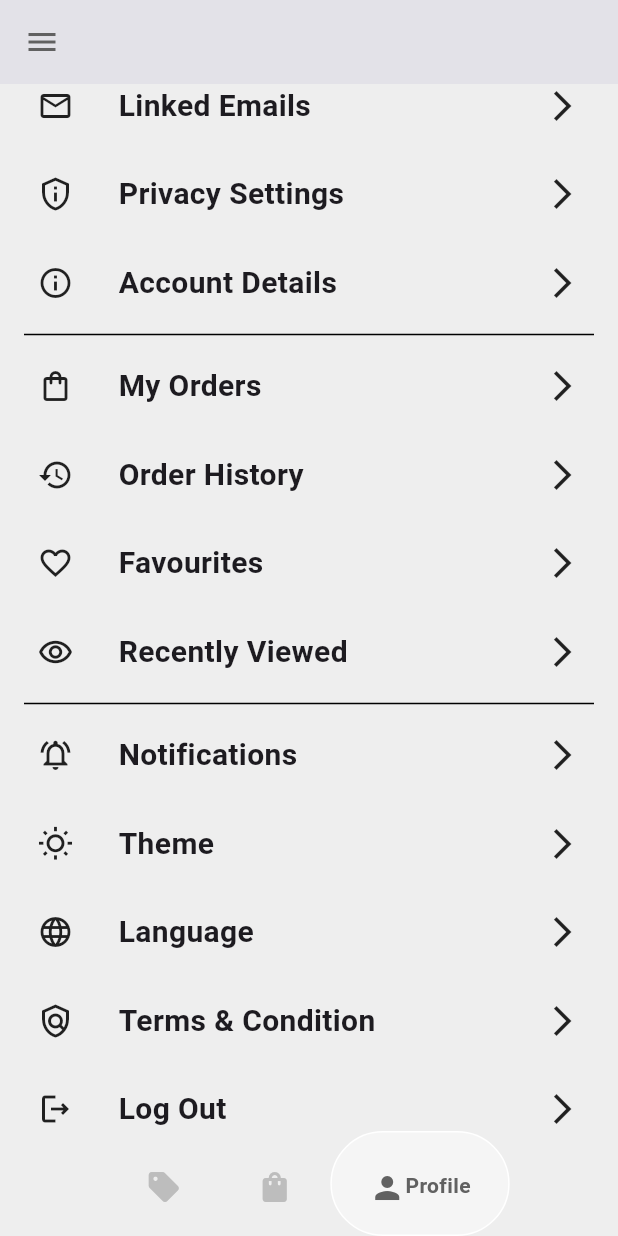
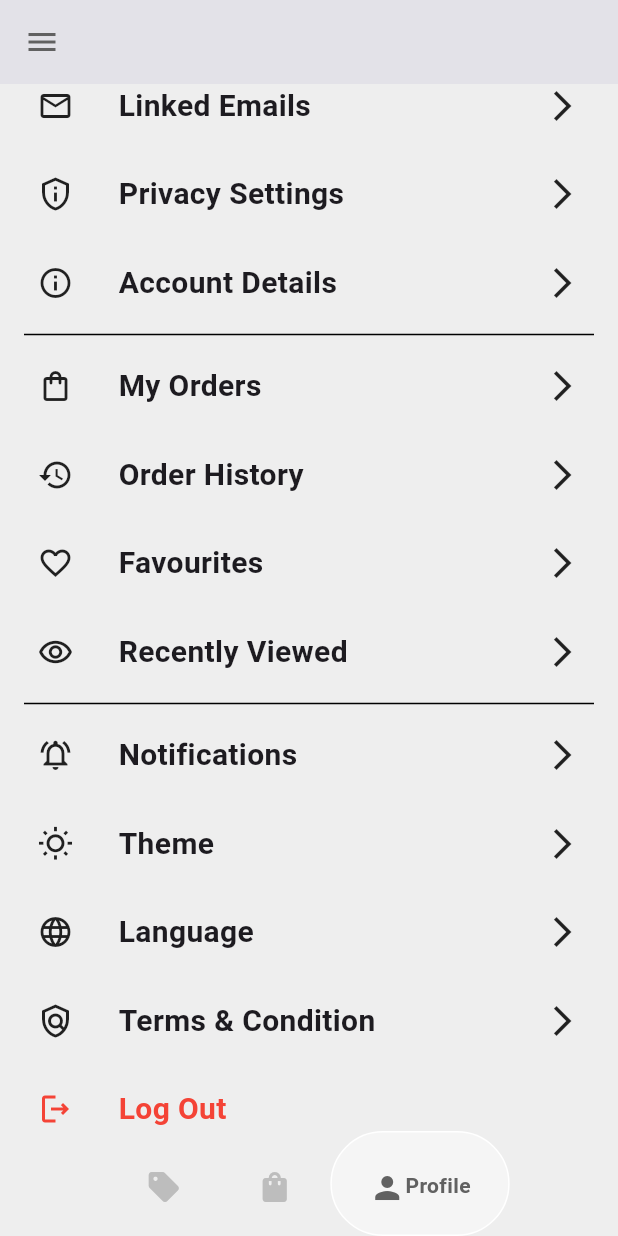
Before and after one commit to Tanishik/flutter-ecommerce-app, a Flutter app: the HomePage screen opened by its route, item 3 of the bottom bar chosen, scrolled down 277 dp, on a phone screen of 412 x 824 dp. Run offline on Flutter 3.47's test engine with Material 3 defaults, Android fonts, the phone set to English and light mode, and no system bars; drawn by our look-alikes of google_nav_bar.

Commit message:
second Commit

```diff
--- a/lib/Pages/profile_page.dart
+++ b/lib/Pages/profile_page.dart
@@ -12,8 +12,8 @@ class _ProfilePageState extends State<ProfilePage> {
 
     showDialog(context: context, builder: (context){
       return AlertDialog(
-        backgroundColor: Colors.grey.shade900,
-        title: Center(child: Text('Are you sure ?',style: TextStyle(fontWeight: FontWeight.bold,color: Colors.white ),)),
+        backgroundColor: Colors.white,
+        title: Center(child: Text('Are you sure ?',style: TextStyle(fontWeight: FontWeight.bold,color: Colors.black ),)),
 
         actions: [
           Center(
@@ -25,7 +25,9 @@ class _ProfilePageState extends State<ProfilePage> {
                  MaterialButton(onPressed: (){
                   Navigator.pop(context);
                 },
-            child: Text('Cancel',style: TextStyle(color: Colors.white,fontWeight: FontWeight.bold),),),
+            child: Text('Cancel',style: TextStyle(color: Colors.black,fontWeight: FontWeight.bold),),),
+
+
 
 
 
@@ -404,11 +406,11 @@ class _ProfilePageState extends State<ProfilePage> {
                                              mainAxisAlignment: MainAxisAlignment.start,
 
                                              children: [
-                                                Icon(Icons.logout_outlined,),
+                                                Icon(Icons.logout_outlined,color: Colors.red),
                                                 const SizedBox(width: 30,),
-                                               Text("Log Out",style: TextStyle(fontWeight: FontWeight.bold,fontSize: 20),),
+                                               Text("Log Out",style: TextStyle(fontWeight: FontWeight.bold,fontSize: 20,color: Colors.red)),
                                                Spacer(),
-                                               Icon(Icons.arrow_forward_ios_sharp)
+
 
                                              ],
 
```
